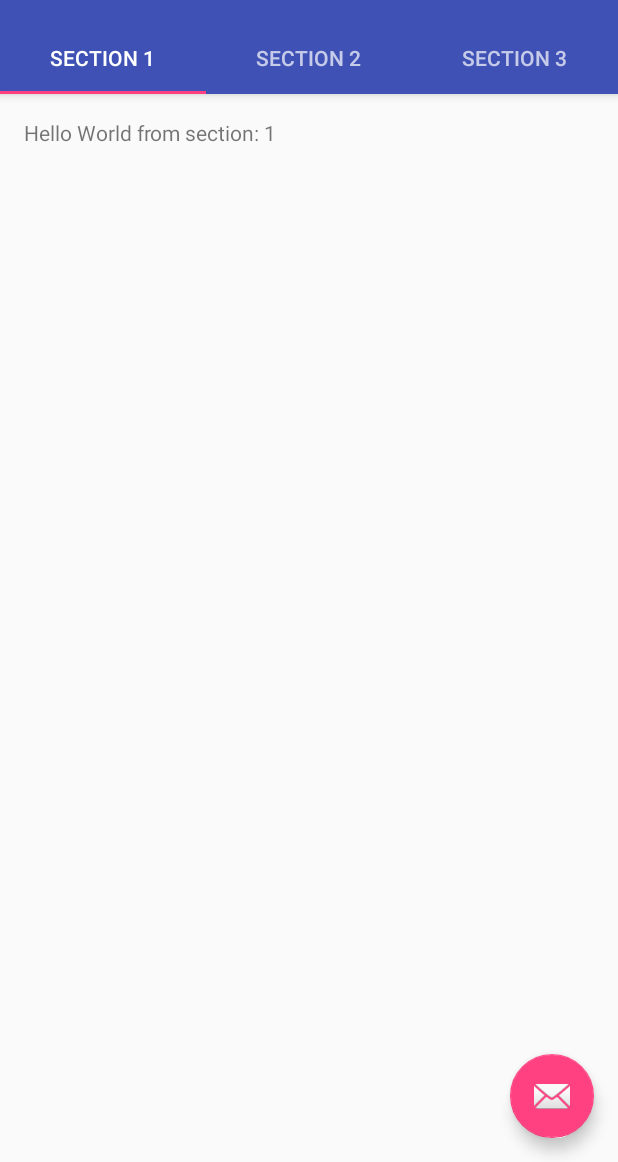
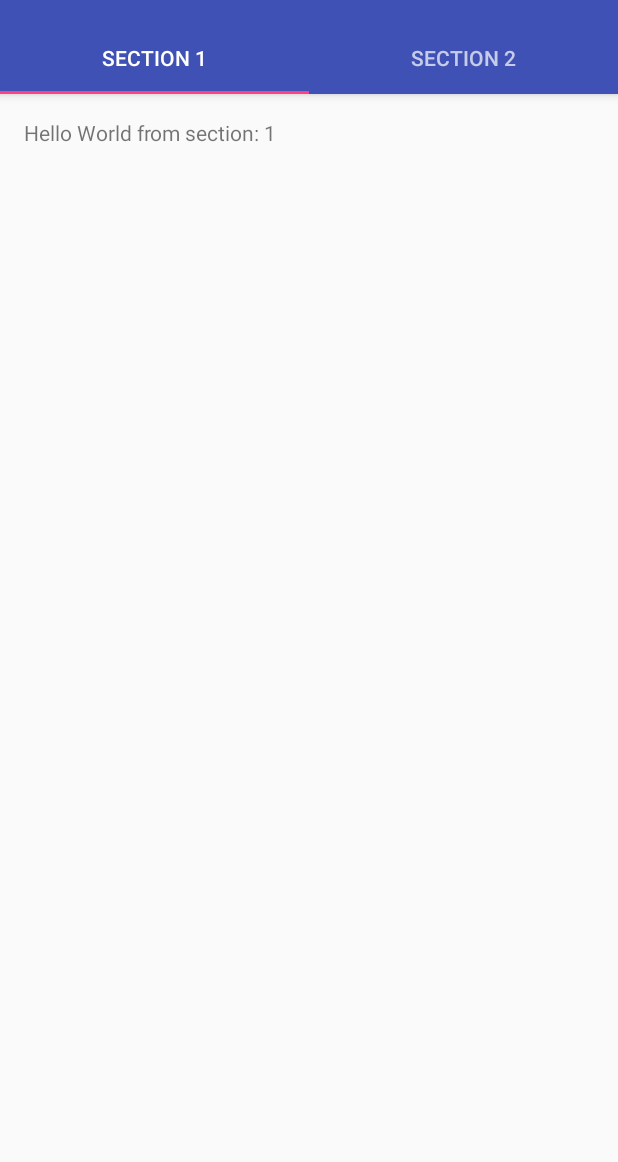
Before and after one commit to androidBootcampUIO/FragmentsTabs, an Android app: the screen it shows after launch (MainActivity), on a phone screen of 412 x 824 dp, the part 74-1236 px from its top. Run offline under Robolectric (Android 15) with nearby library versions, the phone set to English and light mode, and no system bars.

Commit message:
limpia el codigo

```diff
--- a/app/src/main/java/uio/androidbootcamp/fragmentstabs/MainActivity.java
+++ b/app/src/main/java/uio/androidbootcamp/fragmentstabs/MainActivity.java
@@ -1,39 +1,18 @@
 package uio.androidbootcamp.fragmentstabs;
 
+import android.os.Bundle;
 import android.support.design.widget.TabLayout;
-import android.support.design.widget.FloatingActionButton;
-import android.support.design.widget.Snackbar;
+import android.support.v4.view.ViewPager;
 import android.support.v7.app.AppCompatActivity;
 import android.support.v7.widget.Toolbar;
-
-import android.support.v4.app.Fragment;
-import android.support.v4.app.FragmentManager;
-import android.support.v4.app.FragmentPagerAdapter;
-import android.support.v4.view.ViewPager;
-import android.os.Bundle;
-import android.view.LayoutInflater;
 import android.view.Menu;
 import android.view.MenuItem;
-import android.view.View;
-import android.view.ViewGroup;
-
-import android.widget.TextView;
+import android.widget.Toast;
 
 public class MainActivity extends AppCompatActivity {
 
-    /**
-     * The {@link android.support.v4.view.PagerAdapter} that will provide
-     * fragments for each of the sections. We use a
-     * {@link FragmentPagerAdapter} derivative, which will keep every
-     * loaded fragment in memory. If this becomes too memory intensive, it
-     * may be best to switch to a
-     * {@link android.support.v4.app.FragmentStatePagerAdapter}.
-     */
     private SectionsPagerAdapter mSectionsPagerAdapter;
 
-    /**
-     * The {@link ViewPager} that will host the section contents.
-     */
     private ViewPager mViewPager;
 
     @Override
@@ -41,122 +20,39 @@ public class MainActivity extends AppCompatActivity {
         super.onCreate(savedInstanceState);
         setContentView(R.layout.activity_main);
 
+        toolbarSetup();
+        pagerSetup();
+    }
+
+    private void pagerSetup() {
+        mSectionsPagerAdapter = new SectionsPagerAdapter(getSupportFragmentManager());
+        mViewPager = (ViewPager) findViewById(R.id.container);
+        mViewPager.setAdapter(mSectionsPagerAdapter);
+        TabLayout tabLayout = (TabLayout) findViewById(R.id.tabs);
+        tabLayout.setupWithViewPager(mViewPager);
+    }
+
+    private void toolbarSetup() {
         Toolbar toolbar = (Toolbar) findViewById(R.id.toolbar);
         setSupportActionBar(toolbar);
-        // Create the adapter that will return a fragment for each of the three
-        // primary sections of the activity.
-        mSectionsPagerAdapter = new SectionsPagerAdapter(getSupportFragmentManager());
-
-        // Set up the ViewPager with the sections adapter.
-        mViewPager = (ViewPager) findViewById(R.id.container);
-        mViewPager.setAdapter(mSectionsPagerAdapter);
-
-        TabLayout tabLayout = (TabLayout) findViewById(R.id.tabs);
-        tabLayout.setupWithViewPager(mViewPager);
-
-        FloatingActionButton fab = (FloatingActionButton) findViewById(R.id.fab);
-        fab.setOnClickListener(new View.OnClickListener() {
-            @Override
-            public void onClick(View view) {
-                Snackbar.make(view, "Replace with your own action", Snackbar.LENGTH_LONG)
-                        .setAction("Action", null).show();
-            }
-        });
-
     }
 
 
     @Override
     public boolean onCreateOptionsMenu(Menu menu) {
-        // Inflate the menu; this adds items to the action bar if it is present.
         getMenuInflater().inflate(R.menu.menu_main, menu);
         return true;
     }
 
     @Override
     public boolean onOptionsItemSelected(MenuItem item) {
-        // Handle action bar item clicks here. The action bar will
-        // automatically handle clicks on the Home/Up button, so long
-        // as you specify a parent activity in AndroidManifest.xml.
         int id = item.getItemId();
 
-        //noinspection SimplifiableIfStatement
         if (id == R.id.action_settings) {
-            return true;
+            Toast.makeText(this, "Settings", Toast.LENGTH_LONG).show();
         }
 
         return super.onOptionsItemSelected(item);
     }
 
-    /**
-     * A placeholder fragment containing a simple view.
-     */
-    public static class PlaceholderFragment extends Fragment {
-        /**
-         * The fragment argument representing the section number for this
-         * fragment.
-         */
-        private static final String ARG_SECTION_NUMBER = "section_number";
-
-        public PlaceholderFragment() {
-        }
-
-        /**
-         * Returns a new instance of this fragment for the given section
-         * number.
-         */
-        public static PlaceholderFragment newInstance(int sectionNumber) {
-            PlaceholderFragment fragment = new PlaceholderFragment();
-            Bundle args = new Bundle();
-            args.putInt(ARG_SECTION_NUMBER, sectionNumber);
-            fragment.setArguments(args);
-            return fragment;
-        }
-
-        @Override
-        public View onCreateView(LayoutInflater inflater, ViewGroup container,
-                                 Bundle savedInstanceState) {
-            View rootView = inflater.inflate(R.layout.fragment_main, container, false);
-            TextView textView = (TextView) rootView.findViewById(R.id.section_label);
-            textView.setText(getString(R.string.section_format, getArguments().getInt(ARG_SECTION_NUMBER)));
-            return rootView;
-        }
-    }
-
-    /**
-     * A {@link FragmentPagerAdapter} that returns a fragment corresponding to
-     * one of the sections/tabs/pages.
-     */
-    public class SectionsPagerAdapter extends FragmentPagerAdapter {
-
-        public SectionsPagerAdapter(FragmentManager fm) {
-            super(fm);
-        }
-
-        @Override
-        public Fragment getItem(int position) {
-            // getItem is called to instantiate the fragment for the given page.
-            // Return a PlaceholderFragment (defined as a static inner class below).
-            return PlaceholderFragment.newInstance(position + 1);
-        }
-
-        @Override
-        public int getCount() {
-            // Show 3 total pages.
-            return 3;
-        }
-
-        @Override
-        public CharSequence getPageTitle(int position) {
-            switch (position) {
-                case 0:
-                    return "SECTION 1";
-                case 1:
-                    return "SECTION 2";
-                case 2:
-                    return "SECTION 3";
-            }
-            return null;
-        }
-    }
 }
--- /dev/null
+++ b/app/src/main/java/uio/androidbootcamp/fragmentstabs/PlaceholderFragment.java
@@ -0,0 +1,32 @@
+package uio.androidbootcamp.fragmentstabs;
+
+import android.os.Bundle;
+import android.support.v4.app.Fragment;
+import android.view.LayoutInflater;
+import android.view.View;
+import android.view.ViewGroup;
+import android.widget.TextView;
+
+public class PlaceholderFragment extends Fragment {
+    private static final String ARG_SECTION_NUMBER = "section_number";
+
+    public PlaceholderFragment() {
+    }
+
+    public static PlaceholderFragment newInstance(int sectionNumber) {
+        PlaceholderFragment fragment = new PlaceholderFragment();
+        Bundle args = new Bundle();
+        args.putInt(ARG_SECTION_NUMBER, sectionNumber);
+        fragment.setArguments(args);
+        return fragment;
+    }
+
+    @Override
+    public View onCreateView(LayoutInflater inflater, ViewGroup container,
+                             Bundle savedInstanceState) {
+        View rootView = inflater.inflate(R.layout.fragment_main, container, false);
+        TextView textView = (TextView) rootView.findViewById(R.id.section_label);
+        textView.setText(getString(R.string.section_format, getArguments().getInt(ARG_SECTION_NUMBER)));
+        return rootView;
+    }
+}
--- /dev/null
+++ b/app/src/main/java/uio/androidbootcamp/fragmentstabs/SectionsPagerAdapter.java
@@ -0,0 +1,35 @@
+package uio.androidbootcamp.fragmentstabs;
+
+import android.support.v4.app.Fragment;
+import android.support.v4.app.FragmentManager;
+import android.support.v4.app.FragmentPagerAdapter;
+
+public class SectionsPagerAdapter extends FragmentPagerAdapter {
+
+    public SectionsPagerAdapter(FragmentManager fm) {
+        super(fm);
+    }
+
+    @Override
+    public Fragment getItem(int position) {
+        // getItem is called to instantiate the fragment for the given page.
+        // Return a PlaceholderFragment (defined as a static inner class below).
+        return PlaceholderFragment.newInstance(position + 1);
+    }
+
+    @Override
+    public int getCount() {
+        return 2;
+    }
+
+    @Override
+    public CharSequence getPageTitle(int position) {
+        switch (position) {
+            case 0:
+                return "SECTION 1";
+            case 1:
+                return "SECTION 2";
+        }
+        return null;
+    }
+}
--- a/app/src/main/res/layout/activity_main.xml
+++ b/app/src/main/res/layout/activity_main.xml
@@ -38,12 +38,4 @@
         android:layout_height="match_parent"
         app:layout_behavior="@string/appbar_scrolling_view_behavior" />
 
-    <android.support.design.widget.FloatingActionButton
-        android:id="@+id/fab"
-        android:layout_width="wrap_content"
-        android:layout_height="wrap_content"
-        android:layout_gravity="end|bottom"
-        android:layout_margin="@dimen/fab_margin"
-        app:srcCompat="@android:drawable/ic_dialog_email" />
-
 </android.support.design.widget.CoordinatorLayout>
--- a/app/src/main/res/layout/fragment_main.xml
+++ b/app/src/main/res/layout/fragment_main.xml
@@ -6,7 +6,7 @@
     android:paddingLeft="@dimen/activity_horizontal_margin"
     android:paddingRight="@dimen/activity_horizontal_margin"
     android:paddingTop="@dimen/activity_vertical_margin"
-    tools:context="uio.androidbootcamp.fragmentstabs.MainActivity$PlaceholderFragment">
+    tools:context="uio.androidbootcamp.fragmentstabs.PlaceholderFragment">
 
     <TextView
         android:id="@+id/section_label"
```
